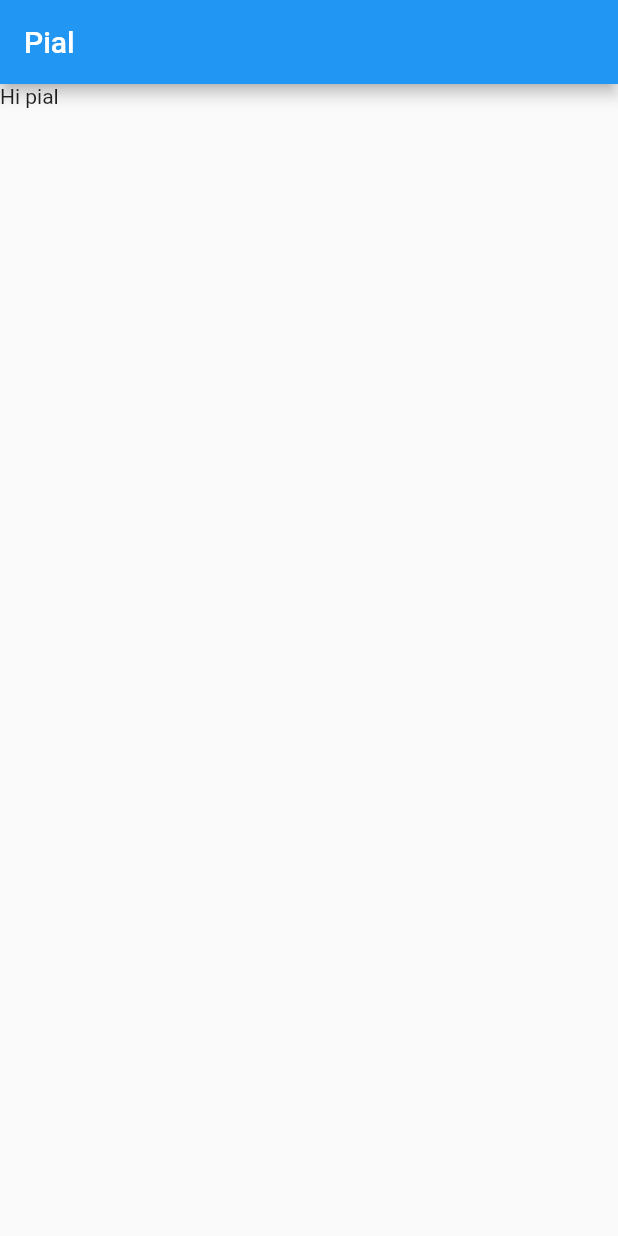
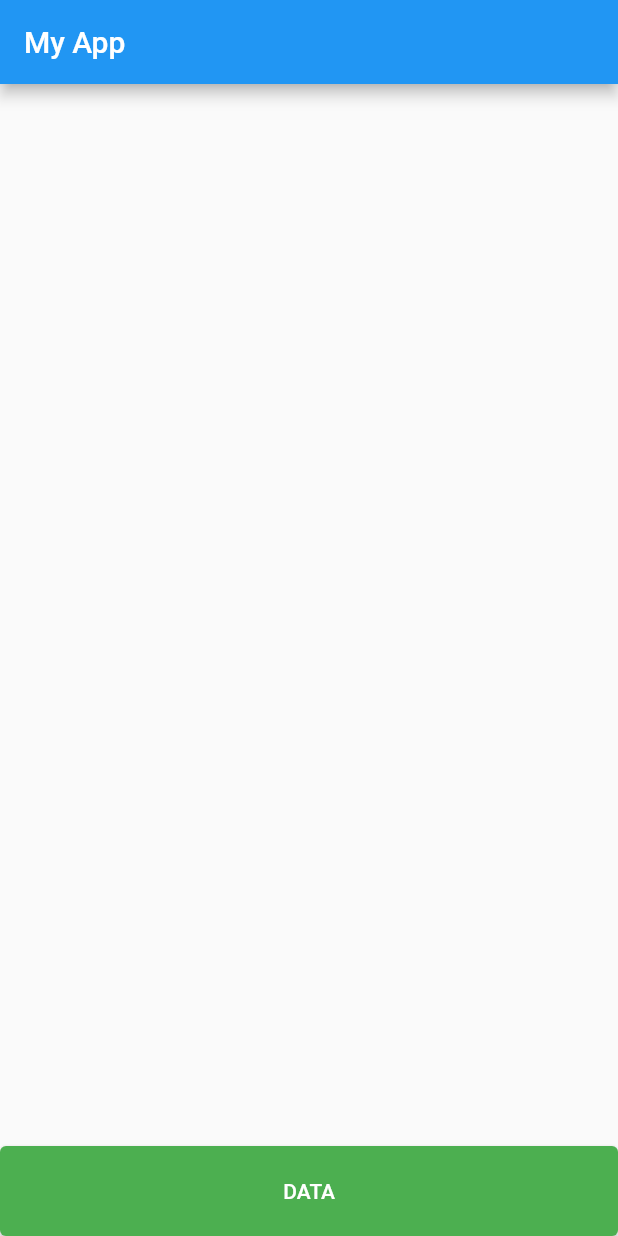
Before and after one commit to ishtiaque-pial/my_first_flutter_app, a Flutter app: the screen it shows after launch, on a phone screen of 412 x 824 dp. Run offline on Flutter 3.47's test engine with Material 2 defaults, Android fonts, the phone set to English and light mode, and no system bars.

Commit message:
button_at_the_bottom_normal_way

```diff
--- a/lib/main.dart
+++ b/lib/main.dart
@@ -9,12 +9,30 @@ class MyApp extends StatelessWidget {
 
   @override
   Widget build(BuildContext context) {
+    void answerQuestion() {
+      print("object");
+    }
+
     return MaterialApp(
       home: Scaffold(
         appBar: AppBar(
-          title: const Text("Pial"),
+          title: const Text("My App"),
         ),
-        body: const Text("Hi pial"),
+        body: Align(
+          alignment: Alignment.bottomLeft,
+          child: SizedBox(
+            width: double.infinity,
+            height: 60,
+            child: ElevatedButton(
+              style: ElevatedButton.styleFrom(
+                primary: Colors.green,
+                onPrimary: Colors.white,
+              ),
+              onPressed: ()=>{},
+              child: const Text("DATA"),
+            ),
+          ),
+        ),
       ),
     );
   }
```
Also changed, not shown: lib/firstp_page.dart (added, +12 -0 lines), pubspec.lock.
